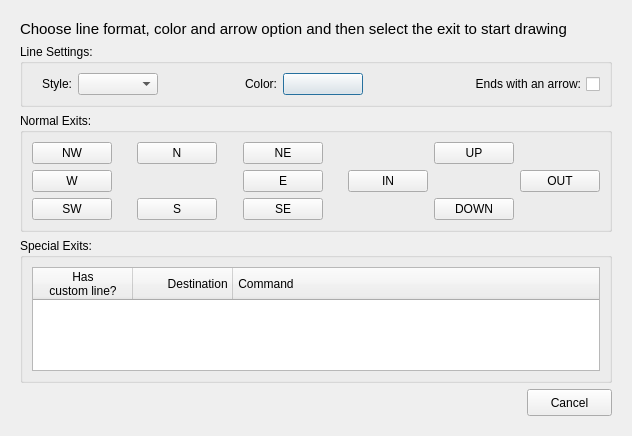
This is src/ui/custom_lines.ui in Mudlet/Mudlet as Qt 5 draws it before an edit. The edited form follows.
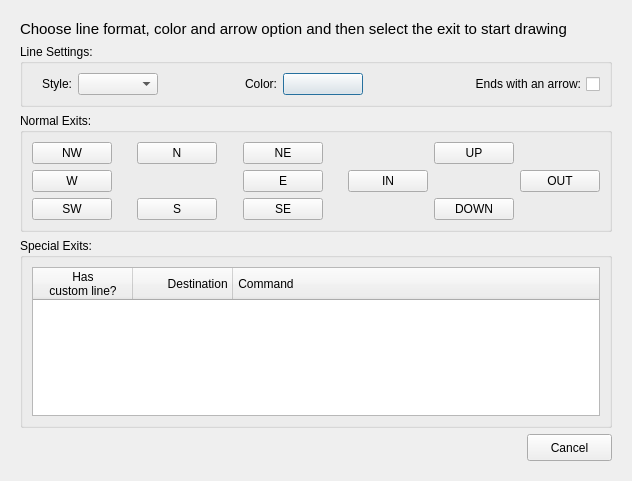
This is the edited form. Icons and pictures are not drawn.

Patch:
```diff
--- a/src/ui/custom_lines.ui
+++ b/src/ui/custom_lines.ui
@@ -7,7 +7,7 @@
     <x>0</x>
     <y>0</y>
     <width>632</width>
-    <height>436</height>
+    <height>481</height>
    </rect>
   </property>
   <property name="windowTitle">
@@ -514,7 +514,7 @@
              <string>The room this special exit leads to.</string>
             </property>
             <property name="textAlignment">
-             <set>AlignRight|AlignVCenter</set>
+             <set>AlignTrailing|AlignVCenter</set>
             </property>
            </column>
            <column>
```
Left out of the diff: 9 changed lines with no effect on the pictures.
